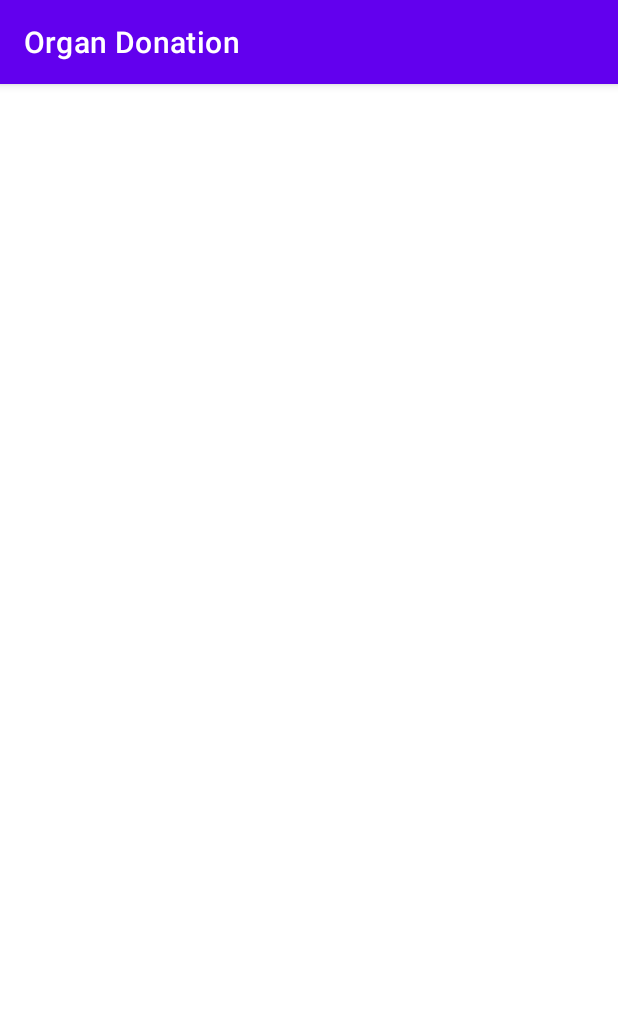
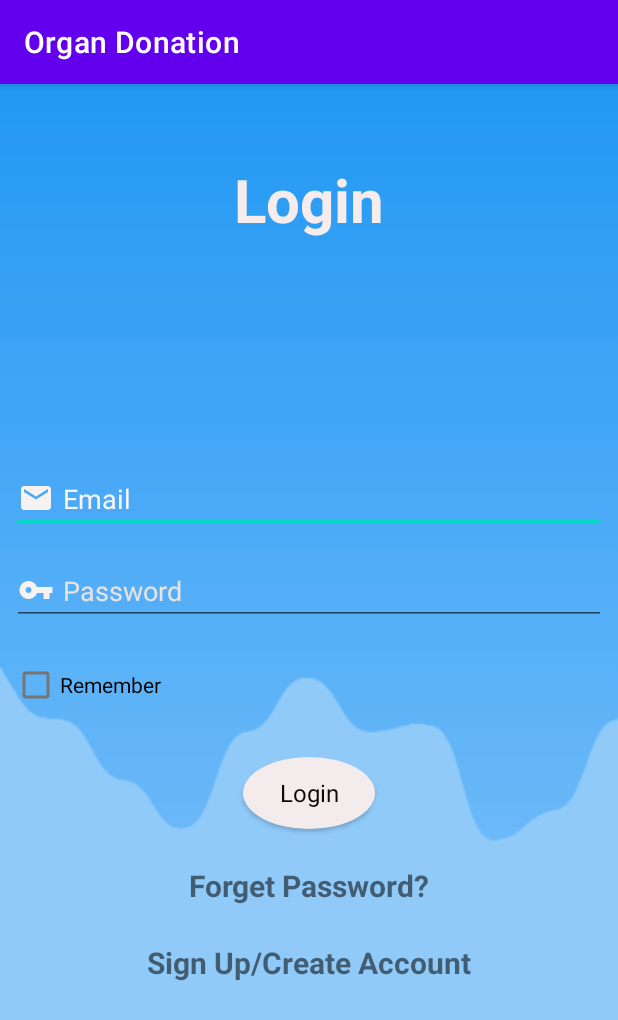
Before and after one commit to ManasSardana/Organ-Donation, an Android app: the screen it shows after launch (MainActivity), on a phone screen of 412 x 824 dp. Shown: the top 1020 px of the screen. Run offline under Robolectric (Android 15) with nearby library versions, the phone set to English and light mode, and no system bars.

Commit message:
login page

```diff
--- /dev/null
+++ b/app/src/main/res/drawable/ic_baseline_email_24.xml
@@ -0,0 +1,5 @@
+<vector android:height="24dp" android:tint="#F6F2F2"
+    android:viewportHeight="24" android:viewportWidth="24"
+    android:width="24dp" xmlns:android="http://schemas.android.com/apk/res/android">
+    <path android:fillColor="@android:color/white" android:pathData="M20,4L4,4c-1.1,0 -1.99,0.9 -1.99,2L2,18c0,1.1 0.9,2 2,2h16c1.1,0 2,-0.9 2,-2L22,6c0,-1.1 -0.9,-2 -2,-2zM20,8l-8,5 -8,-5L4,6l8,5 8,-5v2z"/>
+</vector>
--- /dev/null
+++ b/app/src/main/res/drawable/ic_baseline_vpn_key_24.xml
@@ -0,0 +1,5 @@
+<vector android:height="24dp" android:tint="#F6F2F2"
+    android:viewportHeight="24" android:viewportWidth="24"
+    android:width="24dp" xmlns:android="http://schemas.android.com/apk/res/android">
+    <path android:fillColor="@android:color/white" android:pathData="M12.65,10C11.83,7.67 9.61,6 7,6c-3.31,0 -6,2.69 -6,6s2.69,6 6,6c2.61,0 4.83,-1.67 5.65,-4H17v4h4v-4h2v-4H12.65zM7,14c-1.1,0 -2,-0.9 -2,-2s0.9,-2 2,-2 2,0.9 2,2 -0.9,2 -2,2z"/>
+</vector>
--- a/app/src/main/res/layout/activity_main.xml
+++ b/app/src/main/res/layout/activity_main.xml
@@ -4,4 +4,100 @@
     xmlns:tools="http://schemas.android.com/tools"
     android:layout_width="match_parent"
     android:layout_height="match_parent"
-    tools:context=".MainActivity"/>
+    android:background="@drawable/background"
+    android:paddingLeft="8dp"
+    android:paddingRight="8dp"
+    tools:context=".MainActivity">
+
+    <TextView
+        android:id="@+id/textView"
+        android:layout_width="wrap_content"
+        android:layout_height="wrap_content"
+        android:layout_marginTop="50dp"
+        android:text="Login"
+        android:textColor="#F6ECEC"
+        android:textSize="40sp"
+        android:textStyle="bold"
+        app:layout_constraintEnd_toEndOf="parent"
+        app:layout_constraintStart_toStartOf="parent"
+        app:layout_constraintTop_toTopOf="parent" />
+
+    <EditText
+        android:id="@+id/editTextTextEmailAddress"
+        android:layout_width="match_parent"
+        android:layout_height="wrap_content"
+        android:layout_marginTop="150dp"
+        android:drawableLeft="@drawable/ic_baseline_email_24"
+        android:drawablePadding="6dp"
+        android:ems="10"
+        android:hint="Email"
+        android:inputType="textEmailAddress"
+        android:textColorHint="#FAF6F6"
+        app:layout_constraintEnd_toEndOf="parent"
+        app:layout_constraintStart_toStartOf="parent"
+        app:layout_constraintTop_toBottomOf="@+id/textView" />
+
+    <EditText
+        android:id="@+id/editTextTextPassword"
+        android:layout_width="match_parent"
+        android:layout_height="wrap_content"
+        android:layout_marginTop="16dp"
+        android:drawableLeft="@drawable/ic_baseline_vpn_key_24"
+        android:drawablePadding="6dp"
+        android:ems="10"
+        android:hint="Password"
+        android:inputType="textPassword"
+        android:textColorHint="#E8E2E2"
+        app:layout_constraintEnd_toEndOf="parent"
+        app:layout_constraintStart_toStartOf="parent"
+        app:layout_constraintTop_toBottomOf="@+id/editTextTextEmailAddress" />
+
+    <Button
+        android:id="@+id/login"
+        android:layout_width="wrap_content"
+        android:layout_height="wrap_content"
+        android:layout_marginTop="24dp"
+        android:text="Login"
+        style="@style/Widget.Design.FloatingActionButton"
+        android:textColor="#0E0909"
+        android:textSize="16sp"
+        app:backgroundTint="#F4ECEC"
+        app:layout_constraintEnd_toEndOf="parent"
+        app:layout_constraintStart_toStartOf="parent"
+        app:layout_constraintTop_toBottomOf="@+id/checkBox" />
+
+    <TextView
+        android:id="@+id/forget_password"
+        android:layout_width="wrap_content"
+        android:layout_height="wrap_content"
+        android:layout_marginTop="24dp"
+        android:text="Forget Password?"
+        android:textSize="20sp"
+        android:textStyle="bold"
+        app:layout_constraintEnd_toEndOf="parent"
+        app:layout_constraintStart_toStartOf="parent"
+        app:layout_constraintTop_toBottomOf="@+id/login" />
+
+    <TextView
+        android:id="@+id/sign_up"
+        android:layout_width="wrap_content"
+        android:layout_height="wrap_content"
+        android:layout_marginTop="24dp"
+        android:text="Sign Up/Create Account"
+        android:textSize="20sp"
+        android:textStyle="bold"
+        app:layout_constraintEnd_toEndOf="parent"
+        app:layout_constraintStart_toStartOf="parent"
+        app:layout_constraintTop_toBottomOf="@+id/forget_password" />
+
+    <CheckBox
+        android:id="@+id/checkBox"
+        android:layout_width="wrap_content"
+        android:layout_height="wrap_content"
+        android:layout_marginTop="16dp"
+        android:text="Remember"
+        android:textStyle="normal"
+        app:layout_constraintStart_toStartOf="parent"
+        app:layout_constraintTop_toBottomOf="@+id/editTextTextPassword" />
+
+</androidx.constraintlayout.widget.ConstraintLayout>
```
Also changed, not shown: app/src/main/res/drawable/background.png (added).
